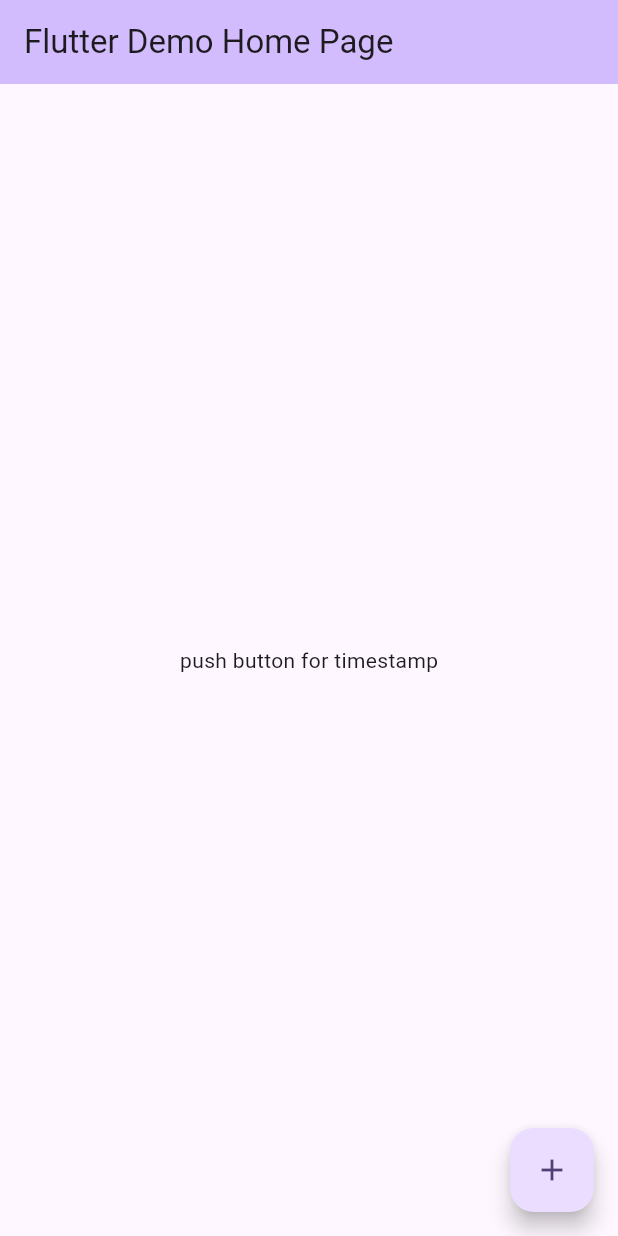
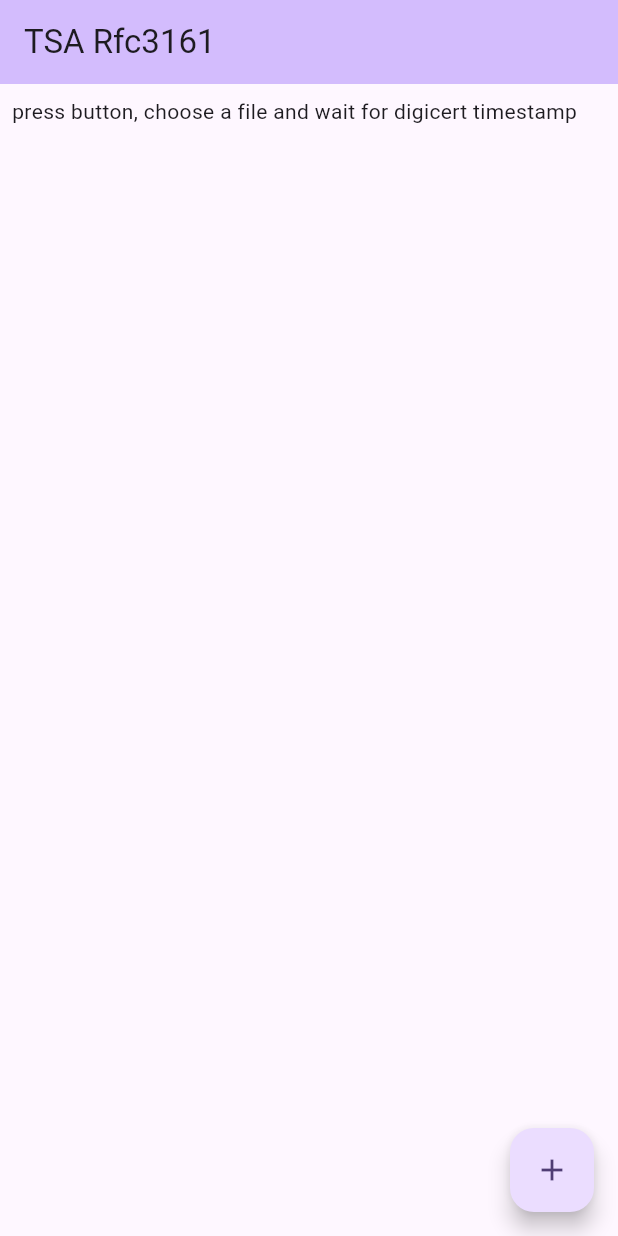
Before and after one commit to ysimonx/flutter-tsa-rfc3161, a Flutter app: the MyHomePage screen opened directly, after a tap on the "add" icon, on a phone screen of 412 x 824 dp. Run offline on Flutter 3.47's test engine with Material 3 defaults, Android fonts, the phone set to English and light mode, and no system bars; our stand-ins replace dio, file_picker; missing offline and left inert: asn1lib.

```diff
--- a/example/example.dart
+++ b/example/example.dart
@@ -21,7 +21,7 @@ class MyApp extends StatelessWidget {
         colorScheme: ColorScheme.fromSeed(seedColor: Colors.deepPurple),
         useMaterial3: true,
       ),
-      home: const MyHomePage(title: 'Flutter Demo Home Page'),
+      home: const MyHomePage(title: 'Flutter Demo TSA Rfc3161'),
     );
   }
 }
--- a/lib/main.dart
+++ b/lib/main.dart
@@ -6,7 +6,9 @@
 import 'dart:io';
 import 'package:file_picker/file_picker.dart';
 import 'package:dio/dio.dart';
+import 'package:flutter/foundation.dart';
 import 'package:flutter/material.dart';
+import 'package:tsa_rfc3161/src/tsa_common.dart';
 
 import 'package:tsa_rfc3161/tsa_rfc3161.dart';
 
@@ -26,7 +28,7 @@ class MyApp extends StatelessWidget {
         colorScheme: ColorScheme.fromSeed(seedColor: Colors.deepPurple),
         useMaterial3: true,
       ),
-      home: const MyHomePage(title: 'Flutter Demo Home Page'),
+      home: const MyHomePage(title: 'TSA Rfc3161'),
     );
   }
 }
@@ -43,10 +45,14 @@ class MyHomePage extends StatefulWidget {
 class _MyHomePageState extends State<MyHomePage> {
   int? _iStatusCode = 0;
   String? _errorMessage = "";
+  String? _dumpTSA = "";
+  String? _dumpTST = "";
 
   void _timestamp() async {
     setState(() {
       _iStatusCode = 0;
+      _dumpTSA = "";
+      _dumpTST = "";
       _errorMessage = "";
     });
 
@@ -67,7 +73,7 @@ class _MyHomePageState extends State<MyHomePage> {
           certReq: true);
 
       tsq.write("file.digicert.tsq");
-
+      tsq.hexaPrint();
       // tsq.hexaPrint();,
 
       // tsq.write("test.tsq");
@@ -88,11 +94,20 @@ class _MyHomePageState extends State<MyHomePage> {
       if (_iStatusCode == 200) {
         _errorMessage = "good";
         TSAResponse tsr = TSAResponse.fromHTTPResponse(response: response);
-
-        // ASN1Sequence tsr.asn1sequence contains the parsed responses
-
         tsr.write("file.digicert.tsr");
 
+        // ASN1Sequence tsr.asn1sequence contains the parsed response
+        _dumpTSA = TSACommon.explore(tsr.asn1sequence, 0);
+
+        // TimeStampToken ?
+        if (kDebugMode) {
+          print(tsr.asn1SequenceTSTInfo);
+          if (tsr.asn1SequenceTSTInfo != null) {
+            _dumpTST = TSACommon.explore(tsr.asn1SequenceTSTInfo!, 0);
+          }
+        }
+
+        setState(() {});
         /*
         openssl ts -reply -in test.tsr -text provides
 
@@ -129,17 +144,34 @@ class _MyHomePageState extends State<MyHomePage> {
         backgroundColor: Theme.of(context).colorScheme.inversePrimary,
         title: Text(widget.title),
       ),
-      body: Center(
-        child: Column(
-          mainAxisAlignment: MainAxisAlignment.center,
-          children: <Widget>[
-            const Text(
-              'push button for timestamp',
-            ),
-            if (_iStatusCode != 0)
-              Text("status code from tsa server = $_iStatusCode"),
-            if (_errorMessage != "") Text(_errorMessage!)
-          ],
+      body: Padding(
+        padding: const EdgeInsets.all(8.0),
+        child: SingleChildScrollView(
+          child: Column(
+            mainAxisSize: MainAxisSize.max,
+            mainAxisAlignment: MainAxisAlignment.start,
+            children: <Widget>[
+              const Row(mainAxisSize: MainAxisSize.max, children: [
+                Text(
+                  "press button, choose a file and wait for digicert timestamp",
+                )
+              ]),
+              if (_iStatusCode != 0)
+                Row(mainAxisSize: MainAxisSize.max, children: [
+                  Text("status code from tsa server = $_iStatusCode")
+                ]),
+              if (_errorMessage != "")
+                Row(mainAxisSize: MainAxisSize.max, children: [
+                  Text(_errorMessage!),
+                ]),
+              const SizedBox(height: 50),
+              if (_dumpTST != "")
+                Container(
+                    color: Colors.green, child: SelectableText(_dumpTST!)),
+              const SizedBox(height: 50),
+              if (_dumpTSA != "") SelectableText(_dumpTSA!)
+            ],
+          ),
         ),
       ),
       floatingActionButton: FloatingActionButton(
--- a/lib/src/tsa_common.dart
+++ b/lib/src/tsa_common.dart
@@ -19,7 +19,7 @@ class TSACommon {
     debugPrint(hex2);
   }
 
-  String formatTag(ASN1Object obj) {
+  static String formatTag(ASN1Object obj) {
     if (obj is ASN1Sequence) {
       return "ASN1Sequence";
     }
@@ -80,9 +80,9 @@ class TSACommon {
     return "ASN1Object : length ${obj.totalEncodedByteLength} $decoded";
   }
 
-  String ident(n) => List.filled(n + 1, '    ').join();
+  static String ident(n) => List.filled(n + 1, '    ').join();
 
-  String explore(ASN1Object obj, int? level) {
+  static String explore(ASN1Object obj, int? level) {
     level ??= 0;
 
     String s = "${ident(level)}${formatTag(obj)}\n";
```
Also changed, not shown: lib/src/tsa_oid.dart (+8 -0 lines), lib/src/tsa_response.dart (+49 -15 lines), 1 other file.
